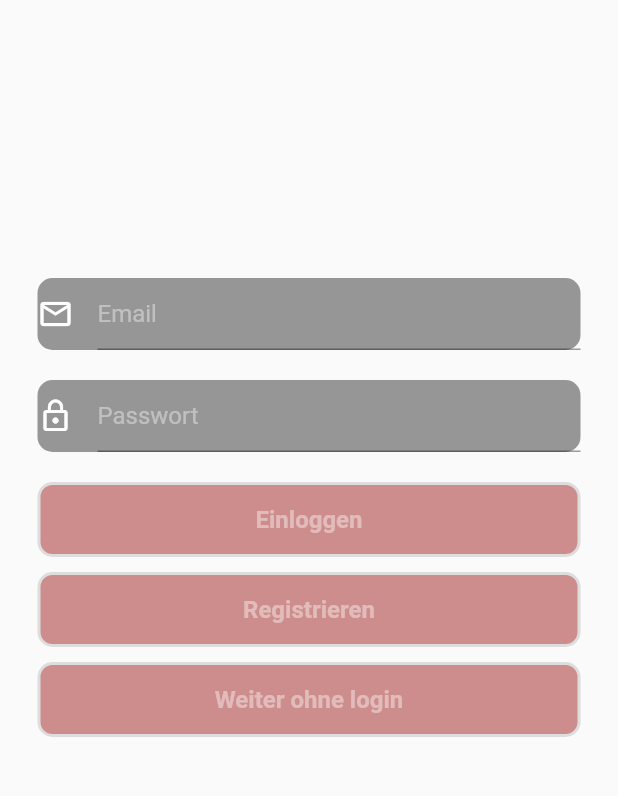
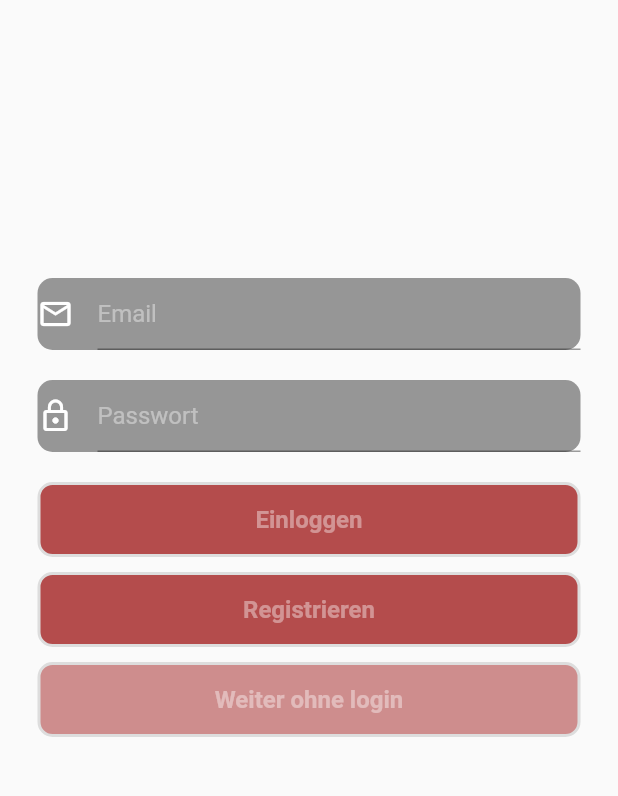
Before and after one commit to iKimon/g7-lfg, a Flutter app: the screen it shows after launch, on a phone screen of 412 x 824 dp, the part 356-1152 px from its top. Run offline on Flutter 3.47's test engine with Material 2 defaults, Android fonts, the phone set to English and light mode, and no system bars; our stand-ins replace location; missing offline and left inert: map_view; generated files the repository leaves out were written again.

Commit message:
Add files via upload

```diff
--- a/lib/login.dart
+++ b/lib/login.dart
@@ -257,7 +257,7 @@ class LoginForm extends State<Login> with SingleTickerProviderStateMixin{
                         height: 50.0,
                         bottomMargin: 10.0,
                         borderWidth: 2.0,
-                        buttonColor: const Color.fromRGBO(162, 32, 32, 0.5),
+                        buttonColor: const Color.fromRGBO(162, 32, 32, 0.8),
                       ),
                       new RoundedButton(
                         buttonName: 'Registrieren',
@@ -273,7 +273,7 @@ class LoginForm extends State<Login> with SingleTickerProviderStateMixin{
                         height: 50.0,
                         bottomMargin: 10.0,
                         borderWidth: 2.0,
-                        buttonColor: const Color.fromRGBO(162, 32, 32, 0.5),
+                        buttonColor: const Color.fromRGBO(162, 32, 32, 0.8),
                       ),
                       new RoundedButton(
                         buttonName: 'Weiter ohne login',
--- a/pubspec.yaml
+++ b/pubspec.yaml
@@ -10,6 +10,7 @@ dependencies:
   cupertino_icons: ^0.1.2
   map_view: "^0.0.12"
   location: "^1.3.4"
+  json_annotation: "^0.2.9"
 dev_dependencies:
   flutter_test:
     sdk: flutter
```
